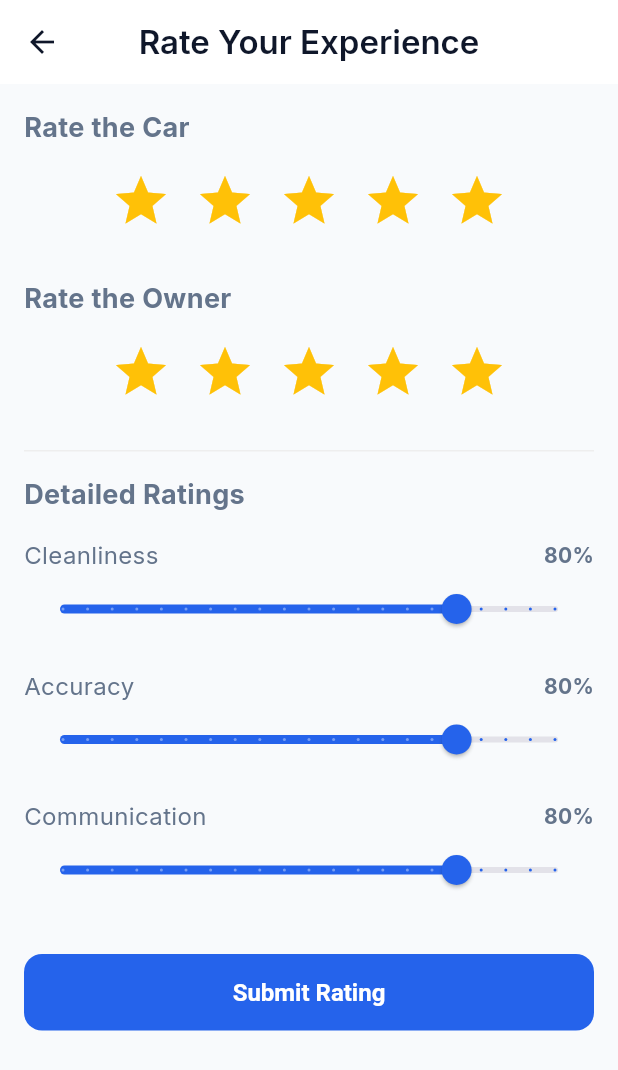
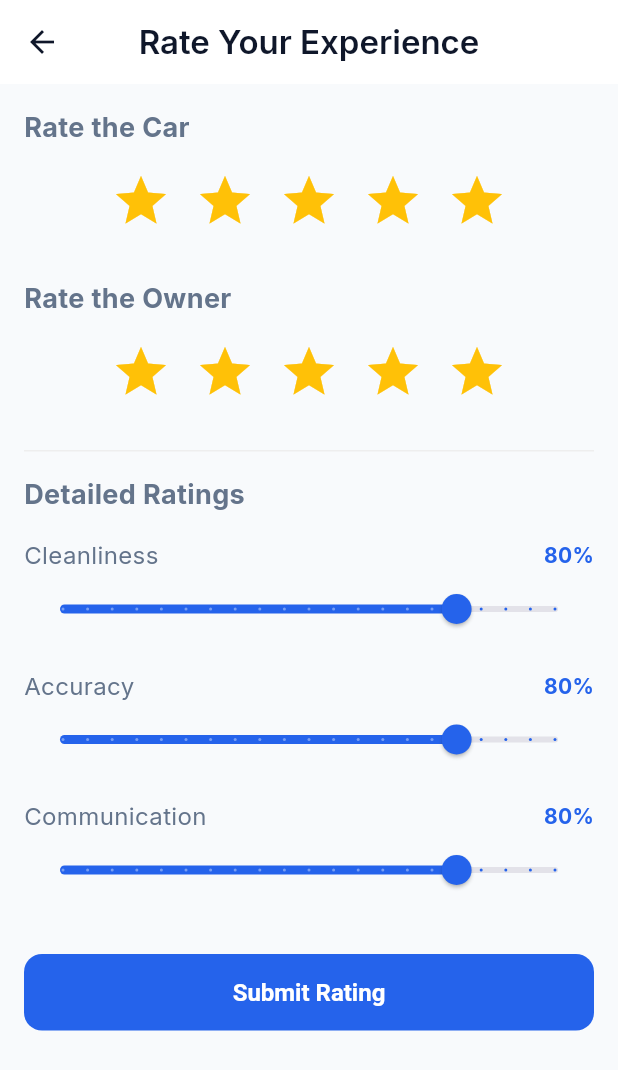
Before and after one commit to Mussiee/Car_Rental, a Flutter app: the RateTripScreen screen opened directly with empty values, on a phone screen of 412 x 824 dp. Shown: the top 1070 px of the screen. Run offline on Flutter 3.47's test engine with Material 3 defaults, Android fonts, the phone set to English and light mode, and no system bars; our stand-ins replace cached_network_image, cloud_firestore, firebase_auth, firebase_core, flutter_dotenv, google_fonts and 3 more; accounts and stored records are empty.

Commit message:
fixed errors

```diff
--- a/lib/features/messages/rate_trip_screen.dart
+++ b/lib/features/messages/rate_trip_screen.dart
@@ -151,7 +151,7 @@ class _RateTripScreenState extends State<RateTripScreen> {
             Text(label, style: const TextStyle(fontSize: 16)),
             Text(
               '${value.toInt()}%',
-              style: const TextStyle(
+              style: TextStyle(
                 color: Theme.of(context).primaryColor,
                 fontWeight: FontWeight.bold,
               ),
```
